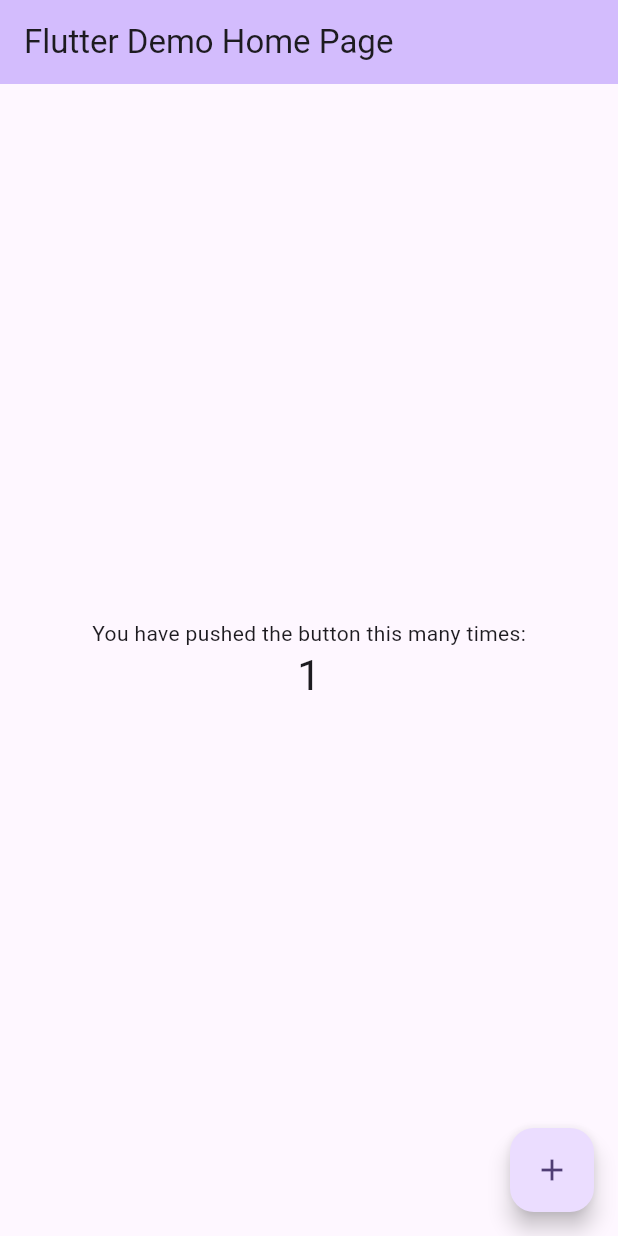
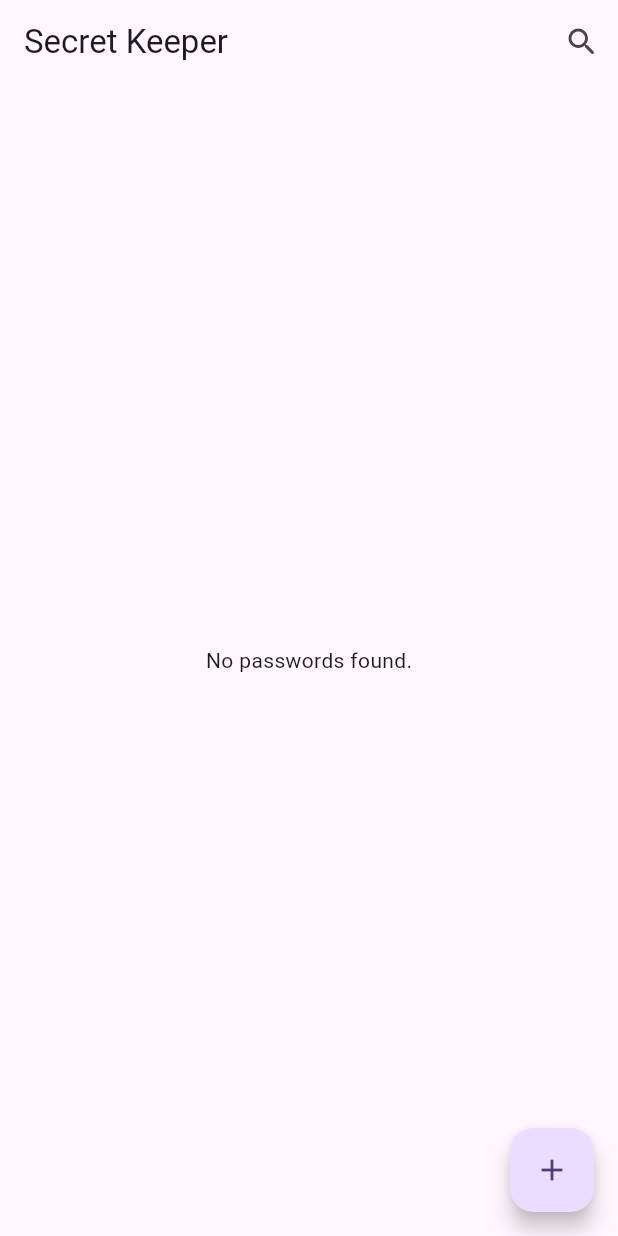
Before and after one commit to jk-tripathy/secret_keeper, a Flutter app: the screen it shows after launch, after a tap on the "add" icon, on a phone screen of 412 x 824 dp. Run offline on Flutter 3.47's test engine with Material 3 defaults, Android fonts, the phone set to English and light mode, and no system bars; our stand-ins replace sqflite; accounts and stored records are empty.

Commit message:
feat: adding in the basic DB and UI setup

```diff
--- a/lib/main.dart
+++ b/lib/main.dart
@@ -1,122 +1,158 @@
 import 'package:flutter/material.dart';
+import 'package:path/path.dart';
+import 'package:sqflite/sqflite.dart';
+import 'package:path_provider/path_provider.dart';
+import 'dart:io';
 
 void main() {
   runApp(const MyApp());
 }
 
+class Password {
+  final int id;
+  final String site;
+  final String username;
+  final String password;
+
+  Password({
+    required this.id,
+    required this.site,
+    required this.username,
+    required this.password,
+  });
+
+  factory Password.fromMap(Map<String, dynamic> json) => Password(
+    id: json['id'],
+    site: json['site'],
+    username: json['username'],
+    password: json['password'],
+  );
+
+  Map<String, dynamic> toMap() {
+    return {'site': site, 'username': username, 'password': password};
+  }
+}
+
+class DatabaseHelper {
+  static final DatabaseHelper _instance = DatabaseHelper._internal();
+  factory DatabaseHelper() => _instance;
+  DatabaseHelper._internal();
+
+  static Database? _database;
+
+  Future<Database> get database async {
+    if (_database != null) return _database!;
+    _database = await _initDatabase();
+    return _database!;
+  }
+
+  Future<Database> _initDatabase() async {
+    // Get the directory for the database
+    Directory documentsDirectory = await getApplicationDocumentsDirectory();
+    String path = join(documentsDirectory.path, 'passwords.db');
+
+    return await openDatabase(
+      path,
+      version: 1,
+      onCreate: (db, version) async {
+        await db.execute('''
+          CREATE TABLE passwords(
+            id INTEGER PRIMARY KEY AUTOINCREMENT,
+            site TEXT,
+            username TEXT,
+            password TEXT
+          )
+        ''');
+      },
+    );
+  }
+
+  // Function to fetch all password records
+  Future<List<Password>> getPasswords() async {
+    final db = await database;
+    final List<Map<String, dynamic>> maps = await db.query('passwords');
+    return List.generate(maps.length, (i) {
+      return Password.fromMap(maps[i]);
+    });
+  }
+
+  // Function to insert a new password record
+  Future<int> insertPassword(Password password) async {
+    final db = await database;
+    return await db.insert('passwords', password.toMap());
+  }
+}
+
 class MyApp extends StatelessWidget {
   const MyApp({super.key});
 
-  // This widget is the root of your application.
   @override
   Widget build(BuildContext context) {
     return MaterialApp(
-      title: 'Flutter Demo',
+      title: 'Secret Keeper',
       theme: ThemeData(
-        // This is the theme of your application.
-        //
-        // TRY THIS: Try running your application with "flutter run". You'll see
-        // the application has a purple toolbar. Then, without quitting the app,
-        // try changing the seedColor in the colorScheme below to Colors.green
-        // and then invoke "hot reload" (save your changes or press the "hot
-        // reload" button in a Flutter-supported IDE, or press "r" if you used
-        // the command line to start the app).
-        //
-        // Notice that the counter didn't reset back to zero; the application
-        // state is not lost during the reload. To reset the state, use hot
-        // restart instead.
-        //
-        // This works for code too, not just values: Most code changes can be
-        // tested with just a hot reload.
         colorScheme: ColorScheme.fromSeed(seedColor: Colors.deepPurple),
       ),
-      home: const MyHomePage(title: 'Flutter Demo Home Page'),
+      home: const MyHomePage(),
     );
   }
 }
 
 class MyHomePage extends StatefulWidget {
-  const MyHomePage({super.key, required this.title});
-
-  // This widget is the home page of your application. It is stateful, meaning
-  // that it has a State object (defined below) that contains fields that affect
-  // how it looks.
-
-  // This class is the configuration for the state. It holds the values (in this
-  // case the title) provided by the parent (in this case the App widget) and
-  // used by the build method of the State. Fields in a Widget subclass are
-  // always marked "final".
-
-  final String title;
+  const MyHomePage({super.key});
 
   @override
   State<MyHomePage> createState() => _MyHomePageState();
 }
 
 class _MyHomePageState extends State<MyHomePage> {
-  int _counter = 0;
+  late Future<List<Password>> passwordsFuture;
 
-  void _incrementCounter() {
-    setState(() {
-      // This call to setState tells the Flutter framework that something has
-      // changed in this State, which causes it to rerun the build method below
-      // so that the display can reflect the updated values. If we changed
-      // _counter without calling setState(), then the build method would not be
-      // called again, and so nothing would appear to happen.
-      _counter++;
-    });
+  @override
+  void initState() {
+    super.initState();
+    passwordsFuture = DatabaseHelper().getPasswords();
   }
 
   @override
   Widget build(BuildContext context) {
-    // This method is rerun every time setState is called, for instance as done
-    // by the _incrementCounter method above.
-    //
-    // The Flutter framework has been optimized to make rerunning build methods
-    // fast, so that you can just rebuild anything that needs updating rather
-    // than having to individually change instances of widgets.
     return Scaffold(
       appBar: AppBar(
-        // TRY THIS: Try changing the color here to a specific color (to
-        // Colors.amber, perhaps?) and trigger a hot reload to see the AppBar
-        // change color while the other colors stay the same.
-        backgroundColor: Theme.of(context).colorScheme.inversePrimary,
-        // Here we take the value from the MyHomePage object that was created by
-        // the App.build method, and use it to set our appbar title.
-        title: Text(widget.title),
+        title: Text('Secret Keeper'),
+        actions: [
+          IconButton(icon: Icon(Icons.search_rounded), onPressed: () {}),
+        ],
       ),
-      body: Center(
-        // Center is a layout widget. It takes a single child and positions it
-        // in the middle of the parent.
-        child: Column(
-          // Column is also a layout widget. It takes a list of children and
-          // arranges them vertically. By default, it sizes itself to fit its
-          // children horizontally, and tries to be as tall as its parent.
-          //
-          // Column has various properties to control how it sizes itself and
-          // how it positions its children. Here we use mainAxisAlignment to
-          // center the children vertically; the main axis here is the vertical
-          // axis because Columns are vertical (the cross axis would be
-          // horizontal).
-          //
-          // TRY THIS: Invoke "debug painting" (choose the "Toggle Debug Paint"
-          // action in the IDE, or press "p" in the console), to see the
-          // wireframe for each widget.
-          mainAxisAlignment: MainAxisAlignment.center,
-          children: <Widget>[
-            const Text('You have pushed the button this many times:'),
-            Text(
-              '$_counter',
-              style: Theme.of(context).textTheme.headlineMedium,
-            ),
-          ],
-        ),
+      body: FutureBuilder<List<Password>>(
+        future: passwordsFuture,
+        builder: (context, snapshot) {
+          if (snapshot.connectionState == ConnectionState.waiting) {
+            return Center(child: CircularProgressIndicator());
+          } else if (snapshot.hasError) {
+            return Center(child: Text('Error: ${snapshot.error}'));
+          } else if (!snapshot.hasData || snapshot.data!.isEmpty) {
+            return Center(child: Text('No passwords found.'));
+          } else {
+            final passwords = snapshot.data!;
+            return ListView.builder(
+              itemCount: passwords.length,
+              itemBuilder: (context, index) {
+                final passwordItem = passwords[index];
+                return ListTile(
+                  title: Text(passwordItem.site),
+                  subtitle: Text(passwordItem.password),
+                );
+              },
+            );
+          }
+        },
       ),
       floatingActionButton: FloatingActionButton(
-        onPressed: _incrementCounter,
-        tooltip: 'Increment',
-        child: const Icon(Icons.add),
-      ), // This trailing comma makes auto-formatting nicer for build methods.
+        onPressed: () {
+          // Add a new password
+        },
+        child: Icon(Icons.add),
+      ),
     );
   }
 }
--- a/pubspec.yaml
+++ b/pubspec.yaml
@@ -34,6 +34,9 @@ dependencies:
   # The following adds the Cupertino Icons font to your application.
   # Use with the CupertinoIcons class for iOS style icons.
   cupertino_icons: ^1.0.8
+  sqflite: ^2.4.2
+  path_provider: ^2.1.5
+  path: ^1.9.1
 
 dev_dependencies:
   flutter_test:
```
